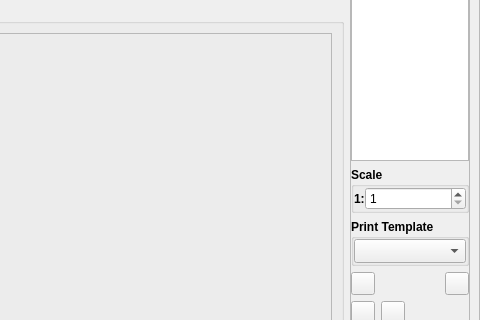
First picture: the form in modules/plot/plot_menu.ui, repository felixvons/Easy-Print-Menu, before the edit; both pictures show x 363 to 843 and y 229 to 549 of the 843 by 645 pixel window.
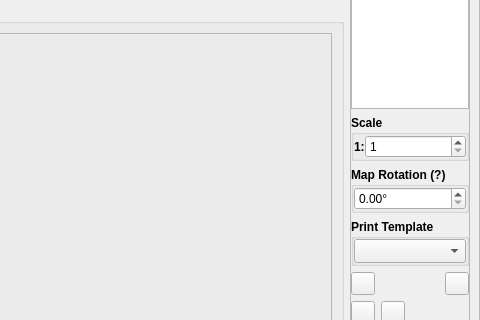
Second picture: the form after the edit.

Commit message: more changes to viewport/map rotation

The edit to the form file:
```diff
--- a/modules/plot/plot_menu.ui
+++ b/modules/plot/plot_menu.ui
@@ -510,6 +510,61 @@
                    </layout>
                   </widget>
                  </item>
+                 <item>
+                  <widget class="QGroupBox" name="groupBox_5">
+                   <property name="maximumSize">
+                    <size>
+                     <width>120</width>
+                     <height>16777215</height>
+                    </size>
+                   </property>
+                   <property name="font">
+                    <font>
+                     <weight>75</weight>
+                     <bold>true</bold>
+                    </font>
+                   </property>
+                   <property name="toolTip">
+                    <string>&lt;html&gt;&lt;head/&gt;&lt;body&gt;&lt;p&gt;&lt;span style=&quot; font-weight:400;&quot;&gt;Experimental map rotation per page. The printed extent may not correspond to the representation on the QGIS map. Small inaccuracies are possible.&lt;/span&gt;&lt;/p&gt;&lt;/body&gt;&lt;/html&gt;</string>
+                   </property>
+                   <property name="title">
+                    <string>Map Rotation (?)</string>
+                   </property>
+                   <layout class="QHBoxLayout" name="horizontalLayout_3">
+                    <property name="spacing">
+                     <number>0</number>
+                    </property>
+                    <property name="leftMargin">
+                     <number>0</number>
+                    </property>
+                    <property name="topMargin">
+                     <number>0</number>
+                    </property>
+                    <property name="rightMargin">
+                     <number>0</number>
+                    </property>
+                    <property name="bottomMargin">
+                     <number>0</number>
+                    </property>
+                    <item>
+                     <widget class="QDoubleSpinBox" name="DoubleSpinBox_Page_Rotation">
+                      <property name="font">
+                       <font>
+                        <weight>50</weight>
+                        <bold>false</bold>
+                       </font>
+                      </property>
+                      <property name="suffix">
+                       <string>°</string>
+                      </property>
+                      <property name="maximum">
+                       <double>360.000000000000000</double>
+                      </property>
+                     </widget>
+                    </item>
+                   </layout>
+                  </widget>
+                 </item>
                  <item>
                   <widget class="QGroupBox" name="GroupBox_Template">
                    <property name="maximumSize">
```
Left out of the diff: 1 changed line with no effect on the pictures. The commit also changes 9 other files.
